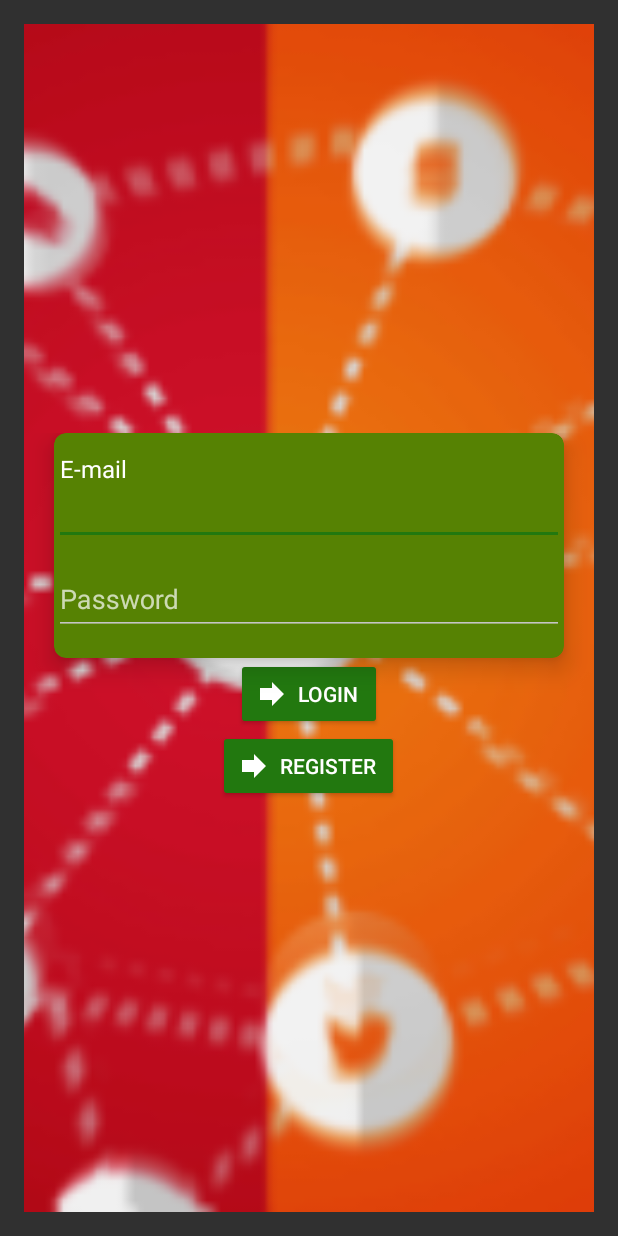
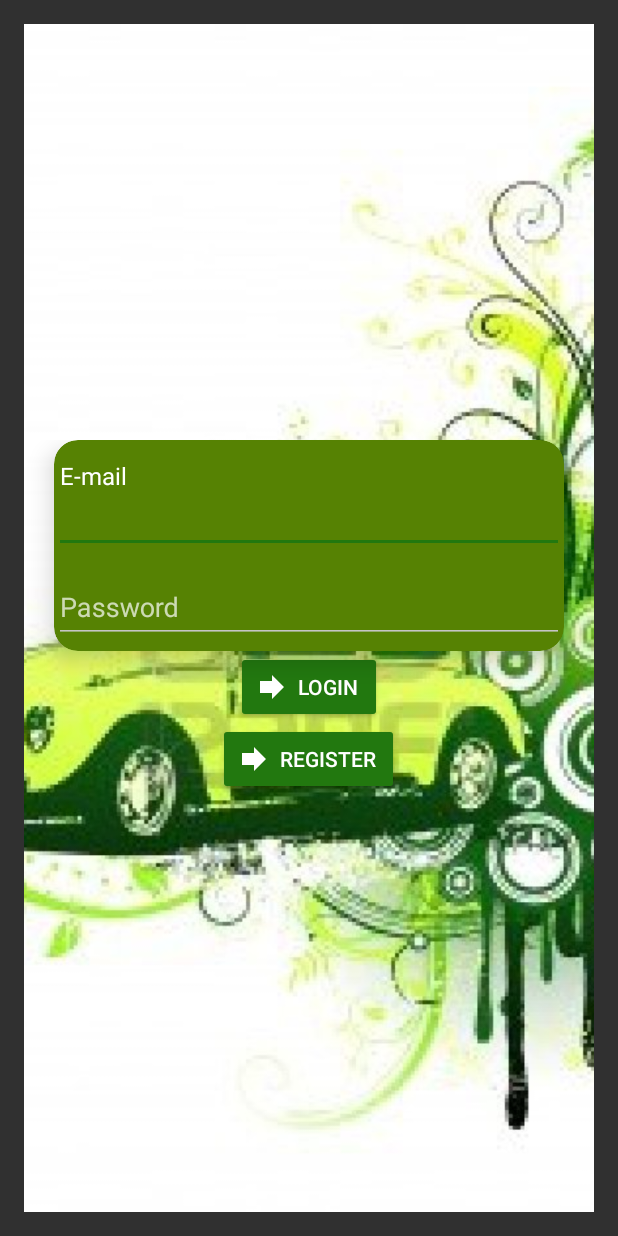
Before and after one commit to Babishula/bootstrap-android, an Android app: the LoginActivity screen opened directly, with no data from a screen before it, on a phone screen of 412 x 824 dp. Run offline under Robolectric (Android 15) with nearby library versions, the light colour scheme and no system bars; our stand-ins replace ButterKnife; libraries missing offline, so code that uses them is left out: com.squareup.otto; 1 statement that could not run was skipped.

Commit message:
Version19h

```diff
--- a/app/src/main/java/com/ssg/android/demo/LoginActivity.java
+++ b/app/src/main/java/com/ssg/android/demo/LoginActivity.java
@@ -4,6 +4,7 @@ import android.content.Intent;
 import android.support.design.widget.Snackbar;
 import android.support.v7.app.AppCompatActivity;
 import android.os.Bundle;
+import android.util.Patterns;
 import android.view.View;
 import android.widget.EditText;
 import android.widget.LinearLayout;
@@ -77,7 +78,10 @@ public class LoginActivity extends AppCompatActivity {
             infoBar.show();
             return;
         }
+        if(Patterns.EMAIL_ADDRESS.matcher((CharSequence)loginInput).matches())
+        {
 
+        }
         if (Utils.isNullOrEmpty(passwordInput)) {
             infoBar = Snackbar.make(view, passwordRequired, Snackbar.LENGTH_LONG);
             infoBar.show();
--- a/app/src/main/res/layout/activity_login.xml
+++ b/app/src/main/res/layout/activity_login.xml
@@ -32,13 +32,13 @@
             android:layout_marginRight="20dp"
 
             app:cardBackgroundColor="@color/cardBackground"
-            app:cardCornerRadius="@dimen/fab_icon_size"
+            app:cardCornerRadius="@dimen/activity_horizontal_margin"
             app:cardElevation="10dp">
 
             <LinearLayout
                 android:layout_width="match_parent"
                 android:layout_height="wrap_content"
-                android:paddingBottom="15dp"
+                android:paddingBottom="5dp"
                 android:paddingTop="15dp"
                 android:orientation="vertical">
 
@@ -52,8 +52,7 @@
                         android:layout_width="match_parent"
                         android:layout_height="wrap_content"
                         android:layout_weight="2"
-                        android:hint="E-mail"
-                       android:paddingBottom="10dp"/>
+                        android:hint="E-mail" />
 
                 </android.support.design.widget.TextInputLayout>
 
@@ -134,4 +133,5 @@
             </LinearLayout>
         </android.support.v7.widget.CardView>
     </LinearLayout>
+
 </RelativeLayout>
```
Also changed, not shown: app/src/main/java/com/ssg/android/demo/dto/Convoit.java (added, +14 -0 lines), app/src/main/java/com/ssg/android/demo/dto/People.java (added, +29 -0 lines), app/src/main/res/drawable/background.png, 2 other files.
